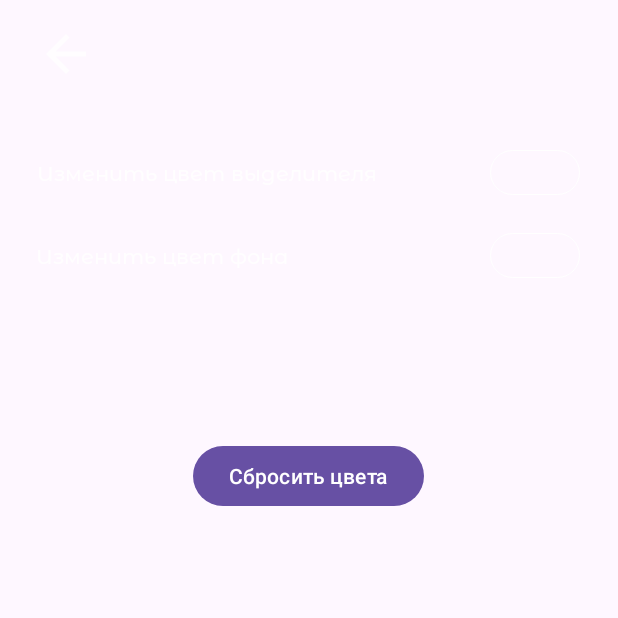
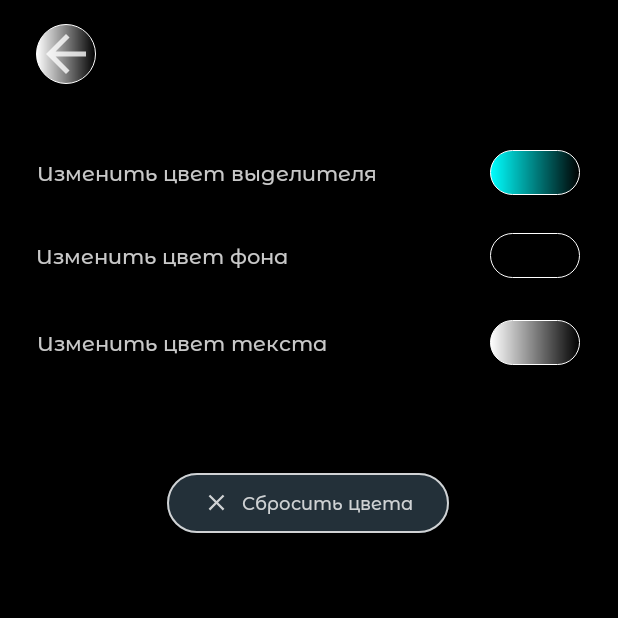
Before and after one commit to Sutemi67/Kotlin_RadioPlayer_app, an Android app: the screen it shows after launch (SettingsActivity), after a tap on an icon or button, on a phone screen of 412 x 824 dp, the top half of it. Run offline under Robolectric (Android 15) with nearby library versions, the phone set to English and light mode, and no system bars; libraries missing offline, so code that uses them is left out: yuku.ambilwarna; 3 statements that could not run were skipped.

Commit message:
colors mechanic done

```diff
--- a/app/src/main/java/apc/appcradle/radioplayer/ui/MainActivity.kt
+++ b/app/src/main/java/apc/appcradle/radioplayer/ui/MainActivity.kt
@@ -63,9 +63,9 @@ class MainActivity : AppCompatActivity() {
             insets
         }
 
-        selectorColor = vm.getSavedColor(SELECTOR_COLOR_TOKEN)
-        bgColor = vm.getSavedColor(BG_COLOR_TOKEN)
-        textColor = vm.getSavedColor(TEXT_COLOR_TOKEN)
+        selectorColor = selectorColor()
+        bgColor = bgColor()
+        textColor = textColor()
 
         setColors()
 
@@ -92,14 +92,14 @@ class MainActivity : AppCompatActivity() {
                     this@MainActivity.pos = position
                     controller.stop()
                     playMedia()
-                    setSelectorColor(PlayerState.Playing(createGradient()))
+                    setSelectorColor(PlayerState.Playing(createGradient(), textColor))
                 } else {
                     if (controller.isPlaying) {
                         controller.stop()
-                        setSelectorColor(PlayerState.Default())
+                        setSelectorColor(PlayerState.Default(textColor))
                     } else {
                         playMedia()
-                        setSelectorColor(PlayerState.Playing(createGradient()))
+                        setSelectorColor(PlayerState.Playing(createGradient(), textColor))
                     }
                 }
             }
@@ -108,10 +108,26 @@ class MainActivity : AppCompatActivity() {
 
     override fun onResume() {
         super.onResume()
-        selectorColor = vm.getSavedColor(SELECTOR_COLOR_TOKEN)
-        bgColor = vm.getSavedColor(BG_COLOR_TOKEN)
-        textColor = vm.getSavedColor(TEXT_COLOR_TOKEN)
+        selectorColor = selectorColor()
+        bgColor = bgColor()
+        textColor = textColor()
+        adapter.updateColors(textColor)
         setColors()
+    }
+
+    private fun bgColor(): Int {
+        val color = vm.getSavedColor(BG_COLOR_TOKEN)
+        return if (color == 0) Color.BLACK else color
+    }
+
+    private fun textColor(): Int {
+        val color = vm.getSavedColor((TEXT_COLOR_TOKEN))
+        return if (color == 0) Color.WHITE else color
+    }
+
+    private fun selectorColor(): Int {
+        val color = vm.getSavedColor((SELECTOR_COLOR_TOKEN))
+        return if (color == 0) Color.CYAN else color
     }
 
     private fun initializeMediaController() {
--- a/app/src/main/java/apc/appcradle/radioplayer/ui/PlayerState.kt
+++ b/app/src/main/java/apc/appcradle/radioplayer/ui/PlayerState.kt
@@ -4,8 +4,11 @@ import android.graphics.drawable.GradientDrawable
 
 sealed class PlayerState(
     val isPlaying: Boolean,
-    val gradient: GradientDrawable?
+    val gradient: GradientDrawable?,
+    val textColor: Int
 ) {
-    class Playing(gradient: GradientDrawable) : PlayerState(true, gradient)
-    class Default() : PlayerState(false, null)
+    class Playing(gradient: GradientDrawable, textColor: Int) :
+        PlayerState(true, gradient, textColor)
+
+    class Default(textColor: Int) : PlayerState(false, null, textColor)
 }
--- a/app/src/main/java/apc/appcradle/radioplayer/ui/RadioAdapter.kt
+++ b/app/src/main/java/apc/appcradle/radioplayer/ui/RadioAdapter.kt
@@ -1,10 +1,8 @@
 package apc.appcradle.radioplayer.ui
 
-import android.annotation.SuppressLint
 import android.graphics.drawable.GradientDrawable
 import android.view.LayoutInflater
 import android.view.ViewGroup
-import androidx.core.content.ContextCompat
 import androidx.core.view.isVisible
 import androidx.recyclerview.widget.AsyncListDiffer
 import androidx.recyclerview.widget.ListAdapter
@@ -19,8 +17,14 @@ class RadioAdapter() : ListAdapter<Station, RadioViewHolder>(RadioDiffUtilCallba
     private val difUtil = RadioDiffUtilCallback()
     private val asyncListDiffer = AsyncListDiffer(this, difUtil)
     private var gradient: GradientDrawable? = null
+    private var textColor: Int = 0
 
     fun setData(list: List<Station>) = asyncListDiffer.submitList(list)
+
+    fun updateColors(newTextColor: Int) {
+        textColor = newTextColor
+        notifyItemRangeChanged(0, itemCount)
+    }
 
     override fun onCreateViewHolder(
         parent: ViewGroup,
@@ -39,16 +43,17 @@ class RadioAdapter() : ListAdapter<Station, RadioViewHolder>(RadioDiffUtilCallba
         holder.bind(
             asyncListDiffer.currentList[position],
             previousPosition == position,
-            gradient
+            gradient,
+            textColor
         )
 
         holder.itemView.setOnClickListener {
             setOnItemClickListener?.setTrack(position) {
                 gradient = it.gradient
+                textColor = it.textColor
                 ui(it, holder, position)
             }
         }
-
     }
 
     private fun ui(state: PlayerState, holder: RadioViewHolder, position: Int) {
--- a/app/src/main/java/apc/appcradle/radioplayer/ui/RadioViewHolder.kt
+++ b/app/src/main/java/apc/appcradle/radioplayer/ui/RadioViewHolder.kt
@@ -1,6 +1,7 @@
 package apc.appcradle.radioplayer.ui
 
 import android.graphics.drawable.GradientDrawable
+import android.util.Log
 import android.view.View
 import android.widget.ImageView
 import android.widget.ProgressBar
@@ -16,13 +17,21 @@ class RadioViewHolder(itemView: View) : RecyclerView.ViewHolder(itemView) {
     val progressBar: ProgressBar = itemView.findViewById(R.id.progress)
     val container: View = itemView.findViewById(R.id.main_container)
 
-
     fun bind(
         model: Station,
         isThisAPreviousPosition: Boolean,
-        color: GradientDrawable?
+        color: GradientDrawable?,
+        textColor: Int
     ) {
         stationName.text = model.name
+
+        if (textColor == 0) {
+            Log.i("color", "цвет строки нулевой")
+            return
+        } else {
+            stationName.setTextColor(textColor)
+            Log.i("color", "цвет строки $textColor")
+        }
 
         if (isThisAPreviousPosition) {
             stationButton.setImageResource(R.drawable.baseline_stop_circle_24)
--- a/app/src/main/java/apc/appcradle/radioplayer/ui/SettingsActivity.kt
+++ b/app/src/main/java/apc/appcradle/radioplayer/ui/SettingsActivity.kt
@@ -8,9 +8,9 @@ import androidx.activity.enableEdgeToEdge
 import androidx.appcompat.app.AppCompatActivity
 import androidx.core.view.ViewCompat
 import androidx.core.view.WindowInsetsCompat
-import apc.appcradle.radioplayer.R
 import apc.appcradle.radioplayer.constants.BG_COLOR_TOKEN
 import apc.appcradle.radioplayer.constants.SELECTOR_COLOR_TOKEN
+import apc.appcradle.radioplayer.constants.TEXT_COLOR_TOKEN
 import apc.appcradle.radioplayer.databinding.ActivitySettingsBinding
 import org.koin.androidx.viewmodel.ext.android.viewModel
 import yuku.ambilwarna.AmbilWarnaDialog
@@ -29,15 +29,29 @@ class SettingsActivity : AppCompatActivity() {
             insets
         }
 
-        binding.selectorColorIcon.background =
-            createGradient(vm.getSavedColor(SELECTOR_COLOR_TOKEN))
-        binding.bgColorIcon.background = createGradient(vm.getSavedColor(BG_COLOR_TOKEN))
-        binding.main.setBackgroundColor(vm.getSavedColor(BG_COLOR_TOKEN))
+        binding.selectorColorIcon.background = createGradient(selectorColor())
+        binding.bgColorIcon.background = createGradient(bgColor())
+        binding.textColorIcon.background = createGradient(textColor())
+
+        binding.main.setBackgroundColor(bgColor())
+        binding.backArrow.background = createGradient(textColor())
 
         binding.selectorColorIcon.setOnClickListener { view -> showColorPicker(view) }
         binding.bgColorIcon.setOnClickListener { view -> showColorPicker(view) }
+        binding.textColorIcon.setOnClickListener { view -> showColorPicker(view) }
+
         binding.backArrow.setOnClickListener { finish() }
-
+        binding.clearButton.setOnClickListener {
+            vm.saveColor(TEXT_COLOR_TOKEN, 0)
+            vm.saveColor(BG_COLOR_TOKEN, 0)
+            vm.saveColor(SELECTOR_COLOR_TOKEN, 0)
+            binding.selectorColorIcon.background = createGradient(selectorColor())
+            binding.bgColorIcon.background = createGradient(bgColor())
+            binding.textColorIcon.background = createGradient(textColor())
+            binding.main.setBackgroundColor(bgColor())
+            binding.backArrow.background = createGradient(textColor())
+            binding.textColorText.setTextColor(textColor())
+        }
     }
 
     private fun showColorPicker(view: View) {
@@ -63,7 +77,29 @@ class SettingsActivity : AppCompatActivity() {
                 binding.main.setBackgroundColor(color)
                 vm.saveColor(BG_COLOR_TOKEN, color)
             }
+
+            binding.textColorIcon -> {
+                view.background = createGradient(color)
+                binding.backArrow.background = createGradient(color)
+                binding.textColorText.setTextColor(color)
+                vm.saveColor(TEXT_COLOR_TOKEN, color)
+            }
         }
+    }
+
+    private fun bgColor(): Int {
+        val color = vm.getSavedColor(BG_COLOR_TOKEN)
+        return if (color == 0) Color.BLACK else color
+    }
+
+    private fun textColor(): Int {
+        val color = vm.getSavedColor((TEXT_COLOR_TOKEN))
+        return if (color == 0) Color.WHITE else color
+    }
+
+    private fun selectorColor(): Int {
+        val color = vm.getSavedColor((SELECTOR_COLOR_TOKEN))
+        return if (color == 0) Color.CYAN else color
     }
 
     private fun createGradient(startColor: Int): GradientDrawable {
--- /dev/null
+++ b/app/src/main/res/drawable/baseline_clear_24.xml
@@ -0,0 +1,5 @@
+<vector xmlns:android="http://schemas.android.com/apk/res/android" android:height="24dp" android:tint="#000000" android:viewportHeight="24" android:viewportWidth="24" android:width="24dp">
+
+    <path android:fillColor="@android:color/white" android:pathData="M19,6.41L17.59,5 12,10.59 6.41,5 5,6.41 10.59,12 5,17.59 6.41,19 12,13.41 17.59,19 19,17.59 13.41,12z"/>
+
+</vector>
--- a/app/src/main/res/drawable/shape_clear_button.xml
+++ b/app/src/main/res/drawable/shape_clear_button.xml
@@ -1,4 +1,9 @@
 <?xml version="1.0" encoding="utf-8"?>
 <shape xmlns:android="http://schemas.android.com/apk/res/android">
-
+    <gradient
+        android:angle="90"
+        android:endColor="@color/transparent"
+        android:startColor="@color/white" />
+    <corners
+        android:radius="10dp"/>
 </shape>
--- a/app/src/main/res/layout/activity_settings.xml
+++ b/app/src/main/res/layout/activity_settings.xml
@@ -5,6 +5,7 @@
     android:id="@+id/main"
     android:layout_width="match_parent"
     android:layout_height="match_parent"
+    android:background="@color/black"
     tools:context=".ui.SettingsActivity">
 
     <ImageView
@@ -63,13 +64,47 @@
         app:layout_constraintEnd_toEndOf="@+id/selectorColorIcon"
         app:layout_constraintTop_toTopOf="@+id/bgColorText" />
 
+    <TextView
+        android:id="@+id/textColorText"
+        style="@style/regular_text"
+        android:layout_width="wrap_content"
+        android:layout_height="30dp"
+        android:layout_marginTop="28dp"
+        android:gravity="center"
+        android:text="@string/change_font_color_text"
+        android:textColor="@color/white"
+        android:textSize="14sp"
+        app:layout_constraintStart_toStartOf="@+id/backArrow"
+        app:layout_constraintTop_toBottomOf="@+id/bgColorText" />
+
+    <View
+        android:id="@+id/textColorIcon"
+        android:layout_width="60dp"
+        android:layout_height="30dp"
+        android:background="@color/white"
+        app:layout_constraintBottom_toBottomOf="@+id/textColorText"
+        app:layout_constraintEnd_toEndOf="@+id/selectorColorIcon"
+        app:layout_constraintTop_toTopOf="@+id/textColorText" />
+
     <com.google.android.material.button.MaterialButton
+        android:id="@+id/clearButton"
+        style="@style/Widget.Material3.Button.ElevatedButton"
         android:layout_width="wrap_content"
         android:layout_height="wrap_content"
-        android:layout_marginTop="108dp"
+        android:layout_marginTop="68dp"
+        android:backgroundTint="#233039"
         android:text="@string/clear_colors_button"
+        android:textAppearance="@style/regular_text"
+        android:textColor="@color/white"
+        android:textSize="12sp"
+        app:elevation="5dp"
+        app:icon="@drawable/baseline_clear_24"
+        app:iconTint="@color/white"
         app:layout_constraintEnd_toEndOf="parent"
-        app:layout_constraintHorizontal_bias="0.498"
+        app:layout_constraintHorizontal_bias="0.497"
         app:layout_constraintStart_toStartOf="parent"
-        app:layout_constraintTop_toBottomOf="@+id/bgColorText" />
+        app:layout_constraintTop_toBottomOf="@+id/textColorText"
+        app:rippleColor="@color/white"
+        app:strokeColor="@color/white"
+        app:strokeWidth="1dp" />
 </androidx.constraintlayout.widget.ConstraintLayout>
--- a/app/src/main/res/values/strings.xml
+++ b/app/src/main/res/values/strings.xml
@@ -4,5 +4,6 @@
     <string name="back_arrow_button">back navigation arrow</string>
     <string name="change_selector_color_text">Изменить цвет выделителя</string>
     <string name="change_bg_color_text">Изменить цвет фона</string>
+    <string name="change_font_color_text">Изменить цвет текста</string>
     <string name="clear_colors_button">Сбросить цвета</string>
 </resources>
```
